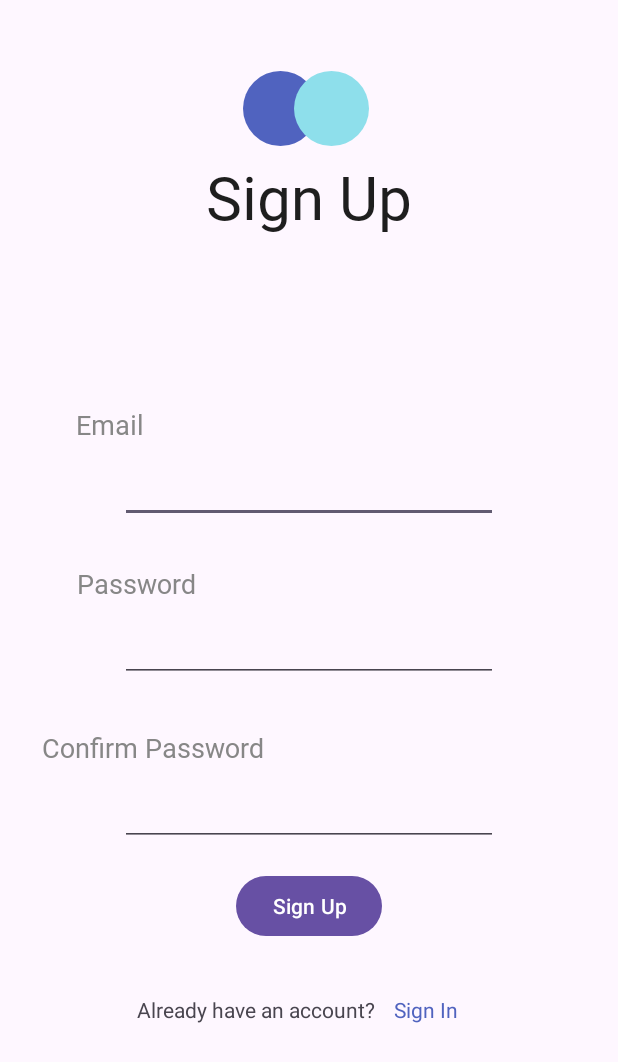
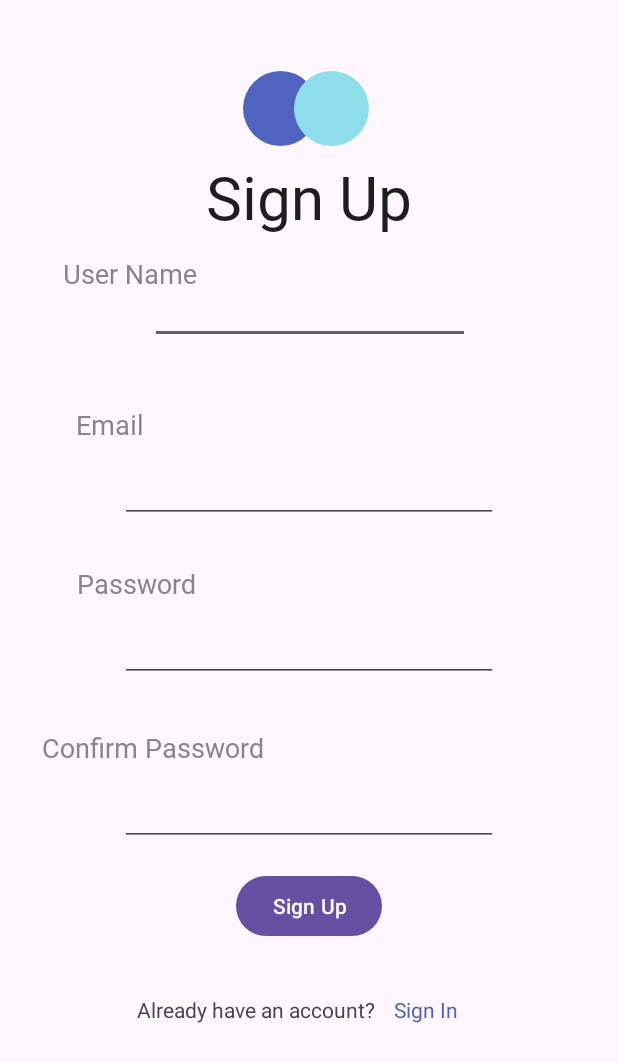
Before and after one commit to nilanviduranga/Android-ToDo, an Android app: the SignUpActivity screen opened directly, with no data from a screen before it, on a phone screen of 412 x 824 dp. Shown: the top 1062 px of the screen. Run offline under Robolectric (Android 15) with nearby library versions, the phone set to English and light mode, and no system bars.

Commit message:
add user naame
add user naame

```diff
--- a/app/src/main/java/com/nvsoft/todo/SignUpActivity.java
+++ b/app/src/main/java/com/nvsoft/todo/SignUpActivity.java
@@ -15,6 +15,7 @@ import java.util.HashMap;
 public class SignUpActivity extends AppCompatActivity {
 
     TextView signIn;
+    EditText userName;
     EditText userEmail;
     EditText password;
     EditText confirmPassword;
@@ -26,6 +27,7 @@ public class SignUpActivity extends AppCompatActivity {
         setContentView(R.layout.activity_sign_up);
 
         signIn = findViewById(R.id.sign_in_text);
+        userName = findViewById(R.id.user_name);
         userEmail = findViewById(R.id.user_email);
         password = findViewById(R.id.password);
         confirmPassword = findViewById(R.id.confirm_password);
@@ -42,12 +44,13 @@ public class SignUpActivity extends AppCompatActivity {
         signUpButton.setOnClickListener(new View.OnClickListener() {
             @Override
             public void onClick(View v) {
+                String username = userName.getText().toString();
                 String email = userEmail.getText().toString();
                 String pwd = password.getText().toString();
                 String confirmPwd = confirmPassword.getText().toString();
 
                 if (pwd.equals(confirmPwd)) {
-                    if (UserManager.addUser(SignUpActivity.this, email, pwd)) {
+                    if (UserManager.addUser(SignUpActivity.this, username, email, pwd)) {
                         Toast.makeText(SignUpActivity.this, "User Registered Successfully", Toast.LENGTH_SHORT).show();
                         Intent intent = new Intent(SignUpActivity.this, SignInActivity.class);
                         startActivity(intent);
--- a/app/src/main/res/layout/activity_sign_in.xml
+++ b/app/src/main/res/layout/activity_sign_in.xml
@@ -102,13 +102,13 @@
         app:layout_constraintVertical_bias="0.824" />
 
     <EditText
-        android:id="@+id/user_email_sign_in"
+        android:id="@+id/user_name_sign_in"
         android:layout_width="0dp"
         android:layout_height="wrap_content"
         android:layout_marginStart="80dp"
         android:layout_marginEnd="80dp"
         android:layout_marginTop="8dp"
-        android:inputType="textEmailAddress"
+        android:inputType="text"
         app:layout_constraintStart_toStartOf="parent"
         app:layout_constraintTop_toBottomOf="@id/textViewEmail"
         app:layout_constraintEnd_toEndOf="parent" />
--- a/app/src/main/res/layout/activity_sign_up.xml
+++ b/app/src/main/res/layout/activity_sign_up.xml
@@ -31,6 +31,32 @@
         app:layout_constraintStart_toStartOf="parent"
         app:layout_constraintTop_toTopOf="parent"
         app:layout_constraintVertical_bias="0.061" />
+
+    <TextView
+        android:id="@+id/textUserName"
+        android:layout_width="wrap_content"
+        android:layout_height="wrap_content"
+        android:fontFamily="@font/roboto_regular"
+        android:text="User Name"
+        android:textColor="#878787"
+        android:textSize="18sp"
+        app:layout_constraintBottom_toBottomOf="parent"
+        app:layout_constraintEnd_toEndOf="parent"
+        app:layout_constraintHorizontal_bias="0.13"
+        app:layout_constraintStart_toStartOf="parent"
+        app:layout_constraintTop_toTopOf="parent"
+        app:layout_constraintVertical_bias="0.213" />
+
+    <EditText
+        android:id="@+id/user_name"
+        android:layout_width="wrap_content"
+        android:layout_height="wrap_content"
+        android:layout_marginStart="100dp"
+        android:layout_marginTop="184dp"
+        android:ems="10"
+        android:inputType="text"
+        app:layout_constraintStart_toStartOf="parent"
+        app:layout_constraintTop_toTopOf="parent" />
 
     <TextView
         android:id="@+id/signIn"
```
Also changed, not shown: app/src/main/java/com/nvsoft/todo/SignInActivity.java (+5 -7 lines), app/src/main/java/com/nvsoft/todo/User.java (added, +27 -0 lines), app/src/main/java/com/nvsoft/todo/UserManager.java (+14 -14 lines).
